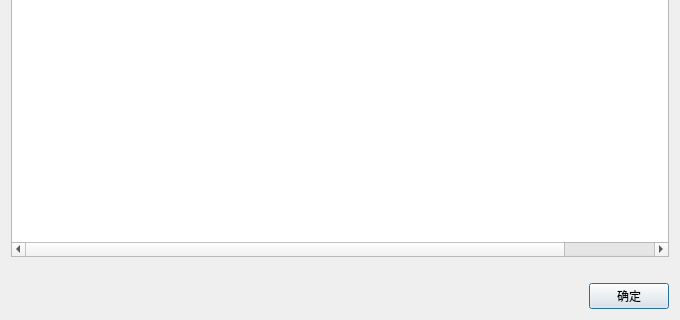
Old version of the form ui/test_result.ui in the repository pythondever/easy_trainer; both pictures show x 0 to 680 and y 160 to 480 of the 680 by 480 pixel window.
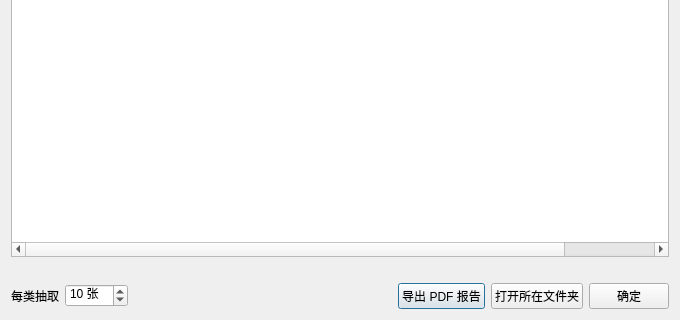
New version of the form.

Commit message: 模型测试,导出测试报告功能

Patch:
```diff
--- a/ui/test_result.ui
+++ b/ui/test_result.ui
@@ -218,6 +218,36 @@
    </item>
    <item>
     <layout class="QHBoxLayout" name="btn_row">
+     <item>
+      <widget class="QLabel" name="sample_lbl">
+       <property name="text">
+        <string>每类抽取</string>
+       </property>
+      </widget>
+     </item>
+     <item>
+      <widget class="QSpinBox" name="sample_spin">
+       <property name="toolTip">
+        <string>每个类别的每种错误（漏检 / 误检）最多列出几张图。
+报告体积约 120 KB 一张，样本多时调小可以显著减小 PDF；选「全部」则每张有问题的图都列。</string>
+       </property>
+       <property name="suffix">
+        <string> 张</string>
+       </property>
+       <property name="specialValueText">
+        <string>全部</string>
+       </property>
+       <property name="minimum">
+        <number>0</number>
+       </property>
+       <property name="maximum">
+        <number>999</number>
+       </property>
+       <property name="value">
+        <number>10</number>
+       </property>
+      </widget>
+     </item>
      <item>
       <spacer name="btn_spacer">
        <property name="orientation">
@@ -231,6 +261,20 @@
        </property>
       </spacer>
      </item>
+     <item>
+      <widget class="QPushButton" name="export_pdf_btn">
+       <property name="text">
+        <string>导出 PDF 报告</string>
+       </property>
+      </widget>
+     </item>
+     <item>
+      <widget class="QPushButton" name="reveal_btn">
+       <property name="text">
+        <string>打开所在文件夹</string>
+       </property>
+      </widget>
+     </item>
      <item>
       <widget class="QPushButton" name="ok_btn">
        <property name="text">
```
The commit also changes 5 other files.
